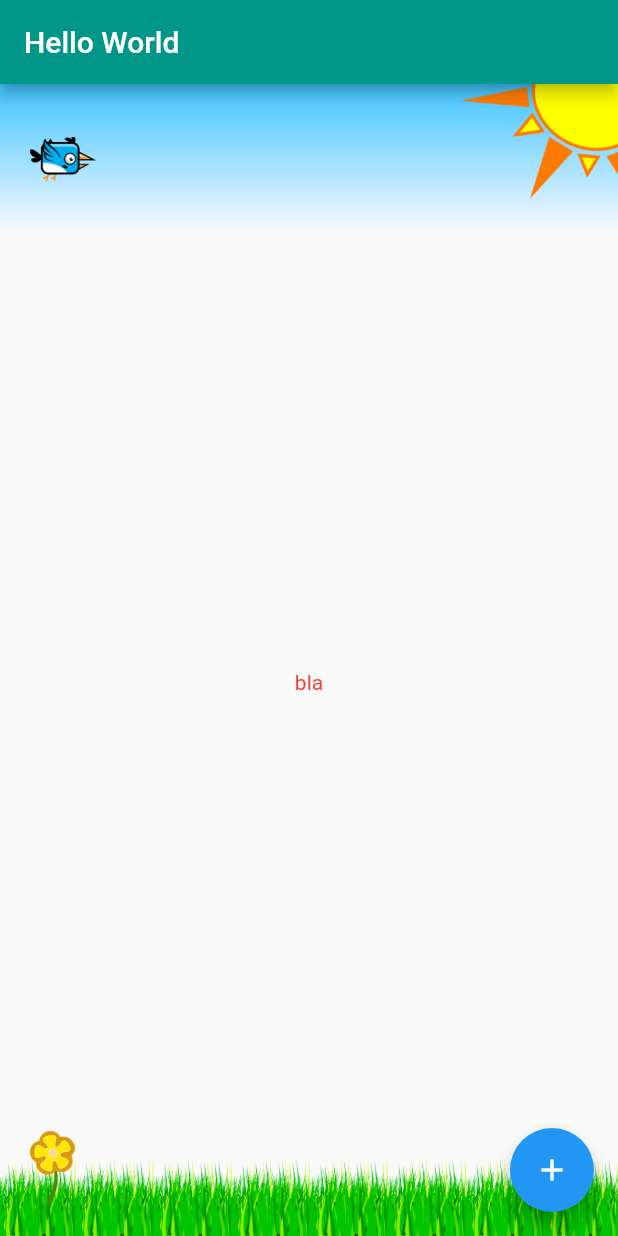
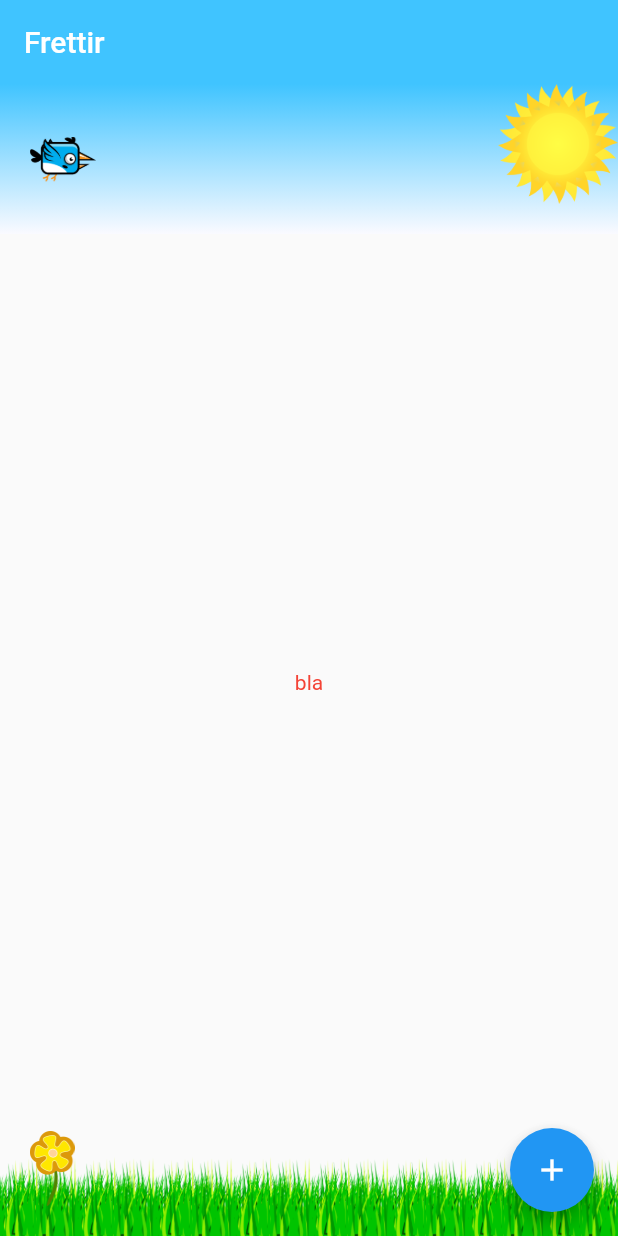
Before and after one commit to tscholze/flutter-frettir-app, a Flutter app: the screen it shows after launch, on a phone screen of 412 x 824 dp. Run offline on Flutter 3.47's test engine with Material 2 defaults, Android fonts, the phone set to English and light mode, and no system bars.

Commit message:
updated sun image; updated widget building to now use methods

```diff
--- a/lib/helper/localization.dart
+++ b/lib/helper/localization.dart
@@ -13,11 +13,11 @@ class FrettirLocalizations {
 
   static Map<String, Map<String, String>> _localizedValues = {
     'en': {
-      'title': 'Hello World',
+      'title': 'Frettir',
       'overview_page.fab.tooltip': 'Add a new blog',
     },
     'de': {
-      'title': 'Hallo Welt',
+      'title': 'Frettir',
       'overview_page.fab.tooltip': 'Füge einen neuen Blog hinzu'
     },
   };
--- a/lib/helper/theme.dart
+++ b/lib/helper/theme.dart
@@ -2,8 +2,8 @@ import 'package:flutter/material.dart';
 
 /// App's customized theme.
 final ThemeData frettirThemeData = new ThemeData(
-  primaryColor: Colors.teal,
-  primarySwatch: Colors.teal,
+  primaryColor: Colors.lightBlueAccent,
+  primarySwatch: Colors.lightBlue,
   accentColor: Colors.blue,
   textTheme: TextTheme(
     body1: TextStyle(
--- a/lib/pages/overview_page.dart
+++ b/lib/pages/overview_page.dart
@@ -3,25 +3,46 @@ import 'package:frettir_app/helper/localization.dart';
 
 /// Overview / List view page of all stored feeds.
 class OverviewPage extends StatelessWidget {
+
   // Handles floating action button tap.
   static void _onAddButtonTapped() {
     debugPrint('Tapped');
   }
 
-  // Gets the page's body.
-  static SafeArea _bodySafeArea = new SafeArea(
-    child: _pageContainer,
+  // Gets the app bar
+  Widget _buildAppBar(BuildContext context) {
+    return new AppBar(
+        title: Text(
+          FrettirLocalizations.of(context).get('title'),
+          style: TextStyle (
+              color: Colors.white
+          ),
+        ),
+      elevation: 0.0,
+    );
+  }
+
+  // Gets the page's body
+  Widget _buildBody() {
+    return new SafeArea(
+      child: new Container(
+          child: Column(
+            crossAxisAlignment: CrossAxisAlignment.stretch,
+            verticalDirection: VerticalDirection.down,
+            children: <Widget>[
+              _buildHeader(), // Container with an image
+              Expanded(child: _buildContent()), // Container with a label
+              _buildFooter(), // Container with an image
+            ],
+          )
+      ),
       bottom: false,
     );
-
-  // Gets the page's app bar.
-  static AppBar _appBar(BuildContext context) {
-    return new AppBar(
-        title: Text(FrettirLocalizations.of(context).get('title')));
   }
 
-  // Gets the fixed top column.
-  static Column _topBackgroundColumn = new Column(
+  // Gets the fixed-height header widget.
+  static Widget _buildHeader() {
+    return new Column(
       crossAxisAlignment: CrossAxisAlignment.stretch,
       children: <Widget>[
         Container(
@@ -57,16 +78,11 @@ class OverviewPage extends StatelessWidget {
             )),
       ],
     );
+  }
 
-  // overview_page_right_corner.png
-
-  static Container _contentContainer = new Container(
-    alignment: Alignment.center,
-    child: Center(child: Text("bla")),
-  );
-
-  // Gets the fixed, image-heavy bottom column.
-  static Container _bottomBackgroundColumn = new Container(
+  // Gets the fixed-height footer widget.
+  static Widget _buildFooter() {
+    return new Container(
         decoration: BoxDecoration(
             image: DecorationImage(image: AssetImage("assets/background-bottom.png"),
                 repeat: ImageRepeat.repeatX,
@@ -82,21 +98,18 @@ class OverviewPage extends StatelessWidget {
             )
         )
     );
+  }
 
-  static Container _pageContainer = new Container(
-      child: Column(
-        crossAxisAlignment: CrossAxisAlignment.stretch,
-        verticalDirection: VerticalDirection.down,
-        children: <Widget>[
-          _topBackgroundColumn, // Container with an image
-          Expanded(child: _contentContainer), // Container with a label
-          _bottomBackgroundColumn, // Container with an image
-         ],
-      )
+  // Gets the dynamic content area of the page.
+  static Widget _buildContent() {
+    return new Container(
+      alignment: Alignment.center,
+      child: Center(child: Text("bla")),
     );
+  }
 
   // Gets the bottom-right floating action button.
-  FloatingActionButton _floatingActionButton(BuildContext context) {
+  Widget _buildFab(BuildContext context) {
     return FloatingActionButton (
         onPressed: _onAddButtonTapped,
         tooltip:
@@ -107,9 +120,9 @@ class OverviewPage extends StatelessWidget {
   @override
   Widget build(BuildContext context) {
     return Scaffold (
-      appBar: _appBar(context),
-      body: _bodySafeArea,
-      floatingActionButton: _floatingActionButton(context),
+      appBar: _buildAppBar(context),
+      body: _buildBody(),
+      floatingActionButton: _buildFab(context),
     );
   }
 }
```
Also changed, not shown: assets/overview_page_right_corner.png, assets/overview_page_top_middle.png (added). Lines whose indentation alone changed are shown as unchanged.
